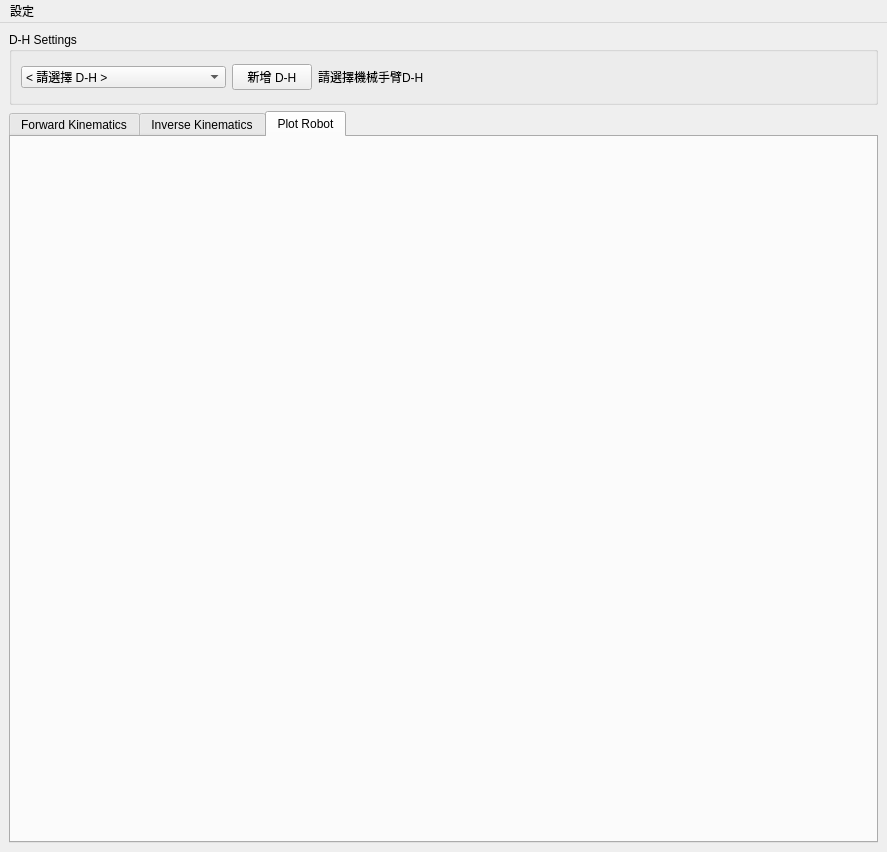
This is pyside_files/ui/main_window.ui in CKAyano/robotck as Qt 5 draws it before an edit. The edited form follows.
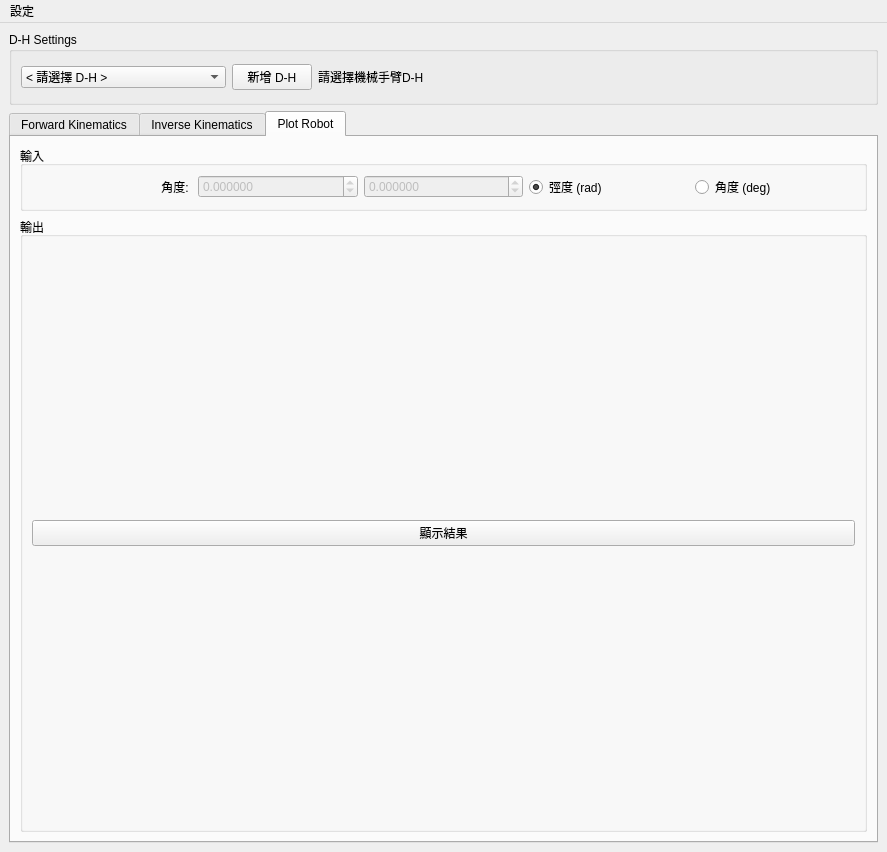
This is the edited form. The open tabs and pages were chosen to show the change.

Diff of the .ui file:
```diff
--- a/pyside_files/ui/main_window.ui
+++ b/pyside_files/ui/main_window.ui
@@ -394,6 +394,95 @@
          <attribute name="title">
           <string>Plot Robot</string>
          </attribute>
+         <layout class="QVBoxLayout" name="verticalLayout_2" stretch="1,10">
+          <item>
+           <widget class="QGroupBox" name="groupBox_plot_input">
+            <property name="title">
+             <string>輸入</string>
+            </property>
+            <layout class="QHBoxLayout" name="horizontalLayout_plot_input">
+             <item>
+              <widget class="QLabel" name="label_plot_angle">
+               <property name="text">
+                <string>角度: </string>
+               </property>
+               <property name="alignment">
+                <set>Qt::AlignRight|Qt::AlignTrailing|Qt::AlignVCenter</set>
+               </property>
+              </widget>
+             </item>
+             <item>
+              <widget class="QDoubleSpinBox" name="doubleSpinBox_plot_j1">
+               <property name="enabled">
+                <bool>false</bool>
+               </property>
+               <property name="decimals">
+                <number>6</number>
+               </property>
+               <property name="minimum">
+                <double>-1000.000000000000000</double>
+               </property>
+               <property name="maximum">
+                <double>1000.000000000000000</double>
+               </property>
+              </widget>
+             </item>
+             <item>
+              <widget class="QDoubleSpinBox" name="doubleSpinBox_plot_j2">
+               <property name="enabled">
+                <bool>false</bool>
+               </property>
+               <property name="decimals">
+                <number>6</number>
+               </property>
+               <property name="minimum">
+                <double>-1000.000000000000000</double>
+               </property>
+               <property name="maximum">
+                <double>1000.000000000000000</double>
+               </property>
+              </widget>
+             </item>
+             <item>
+              <widget class="QRadioButton" name="radioButton_plot_rad">
+               <property name="text">
+                <string>弳度 (rad)</string>
+               </property>
+               <property name="checked">
+                <bool>true</bool>
+               </property>
+              </widget>
+             </item>
+             <item>
+              <widget class="QRadioButton" name="radioButton_plot_deg">
+               <property name="text">
+                <string>角度 (deg)</string>
+               </property>
+               <property name="checked">
+                <bool>false</bool>
+               </property>
+              </widget>
+             </item>
+            </layout>
+           </widget>
+          </item>
+          <item>
+           <widget class="QGroupBox" name="groupBox_plot_output">
+            <property name="title">
+             <string>輸出</string>
+            </property>
+            <layout class="QGridLayout" name="gridLayout_plot_output">
+             <item row="0" column="0">
+              <widget class="QPushButton" name="pushButton_plot_output">
+               <property name="text">
+                <string>顯示結果</string>
+               </property>
+              </widget>
+             </item>
+            </layout>
+           </widget>
+          </item>
+         </layout>
         </widget>
        </widget>
       </item>
```
Left out of the diff: 105 changed lines with no effect on the pictures.
